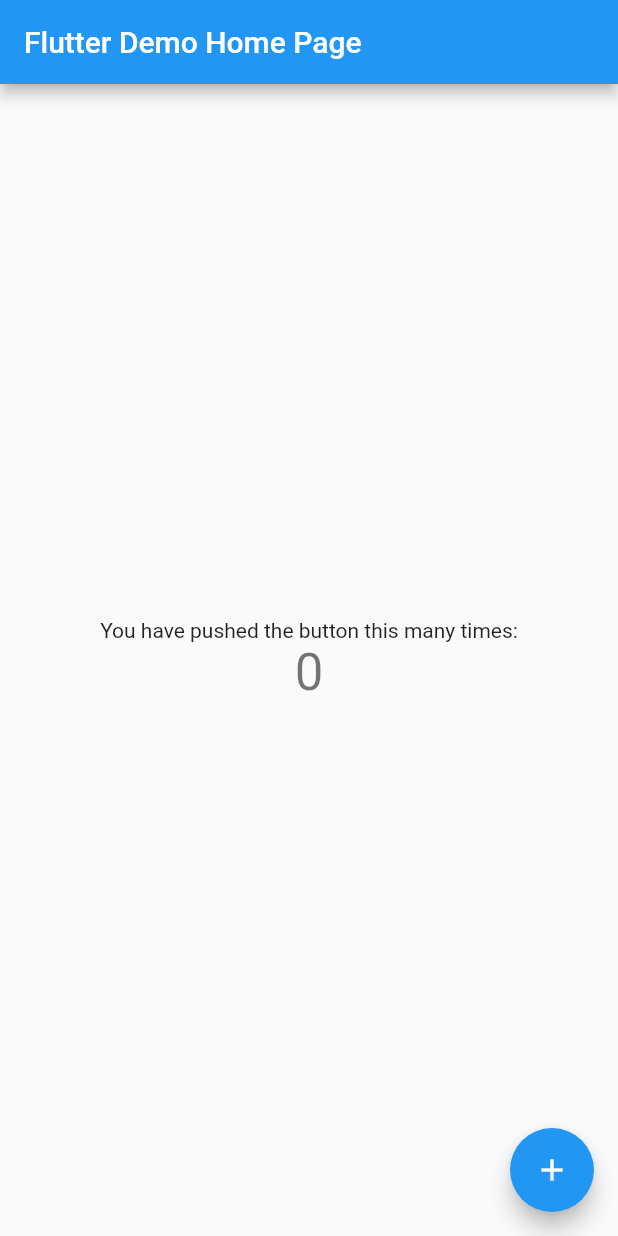
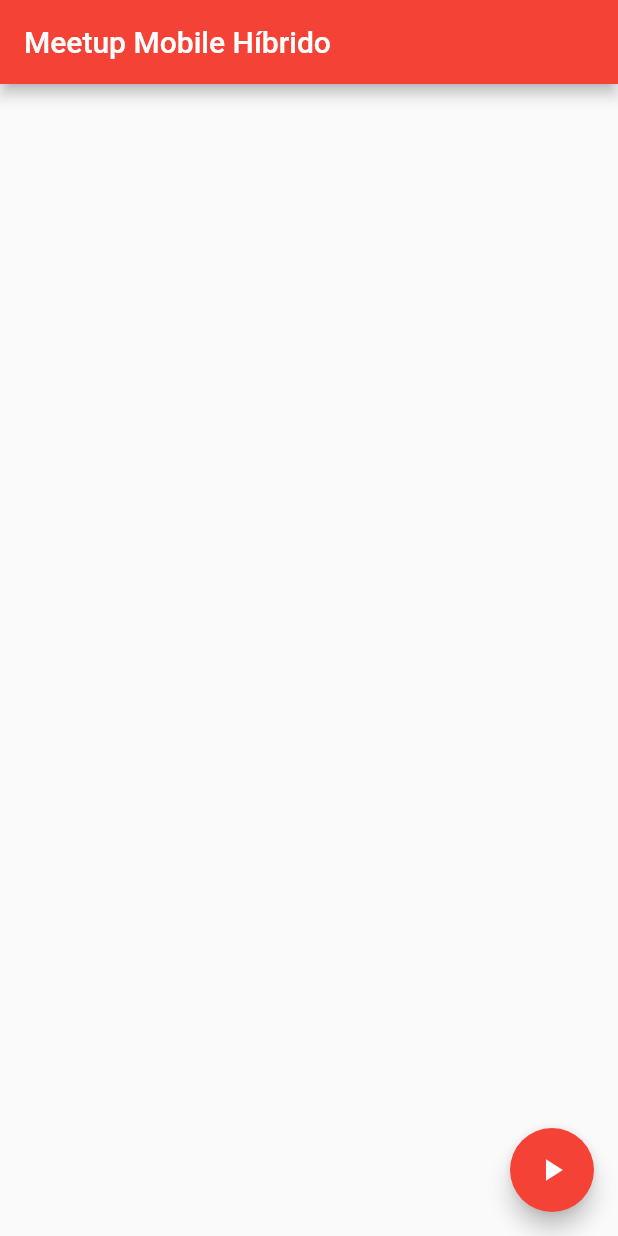
Before and after one commit to Leocardoso94/meetup_mobile_hibrido, a Flutter app: the screen it shows after launch, on a phone screen of 412 x 824 dp. Run offline on Flutter 3.47's test engine with Material 2 defaults, Android fonts, the phone set to English and light mode, and no system bars; network calls fail.

Commit message:
adding ui

```diff
--- /dev/null
+++ b/lib/home_page.dart
@@ -0,0 +1,84 @@
+import 'dart:math';
+
+import 'package:flutter/material.dart';
+import 'package:meetup_hibrido/models/member.dart';
+import 'package:meetup_hibrido/services/requests/member_request.dart';
+import 'package:meetup_hibrido/winner_page.dart';
+
+import 'member_card.dart';
+
+class HomePage extends StatefulWidget {
+  HomePage({Key key, this.title}) : super(key: key);
+
+  final String title;
+
+  @override
+  _HomePageState createState() => _HomePageState();
+}
+
+class _HomePageState extends State<HomePage> {
+  List<Member> members = [];
+  bool _loading = false;
+
+  @override
+  void initState() {
+    MemberRequest.getMembers().then((membersResponse) {
+      setState(() {
+        members = membersResponse;
+      });
+    });
+    super.initState();
+  }
+
+  void _selectWinner() async {
+    if (_loading) return;
+
+    setState(() {
+      _loading = true;
+    });
+
+    Random random = new Random();
+    int randomIndex = random.nextInt(members.length);
+
+    Member winner = members[randomIndex];
+
+    await Future.delayed(Duration(seconds: 1));
+
+    Navigator.push<dynamic>(
+      context,
+      MaterialPageRoute<dynamic>(builder: (BuildContext context) {
+        return WinnerPage(
+          member: winner,
+        );
+      }),
+    );
+
+    setState(() {
+      _loading = false;
+    });
+  }
+
+  @override
+  Widget build(BuildContext context) {
+    return Scaffold(
+      appBar: AppBar(
+        title: Text(widget.title),
+      ),
+      body: ListView.builder(
+        itemCount: members.length,
+        itemBuilder: (BuildContext context, int index) {
+          return MemberCard(
+            member: members[index],
+          );
+        },
+      ),
+      floatingActionButton: FloatingActionButton(
+        onPressed: _selectWinner,
+        tooltip: 'Sortear!',
+        child: _loading
+            ? CircularProgressIndicator(backgroundColor: Colors.white)
+            : Icon(Icons.play_arrow),
+      ),
+    );
+  }
+}
--- a/lib/main.dart
+++ b/lib/main.dart
@@ -1,4 +1,5 @@
 import 'package:flutter/material.dart';
+import 'package:meetup_hibrido/home_page.dart';
 
 void main() => runApp(MyApp());
 
@@ -8,56 +9,9 @@ class MyApp extends StatelessWidget {
     return MaterialApp(
       title: 'Flutter Demo',
       theme: ThemeData(
-        primarySwatch: Colors.blue,
+        primarySwatch: Colors.red,
       ),
-      home: MyHomePage(title: 'Flutter Demo Home Page'),
+      home: HomePage(title: 'Meetup Mobile Híbrido'),
     );
   }
 }
-
-class MyHomePage extends StatefulWidget {
-  MyHomePage({Key key, this.title}) : super(key: key);
-
-  final String title;
-
-  @override
-  _MyHomePageState createState() => _MyHomePageState();
-}
-
-class _MyHomePageState extends State<MyHomePage> {
-  int _counter = 0;
-
-  void _incrementCounter() {
-    setState(() {
-      _counter++;
-    });
-  }
-
-  @override
-  Widget build(BuildContext context) {
-    return Scaffold(
-      appBar: AppBar(
-        title: Text(widget.title),
-      ),
-      body: Center(
-        child: Column(
-          mainAxisAlignment: MainAxisAlignment.center,
-          children: <Widget>[
-            Text(
-              'You have pushed the button this many times:',
-            ),
-            Text(
-              '$_counter',
-              style: Theme.of(context).textTheme.display1,
-            ),
-          ],
-        ),
-      ),
-      floatingActionButton: FloatingActionButton(
-        onPressed: _incrementCounter,
-        tooltip: 'Increment',
-        child: Icon(Icons.add),
-      ),
-    );
-  }
-}
--- a/lib/models/member.dart
+++ b/lib/models/member.dart
@@ -9,8 +9,9 @@ class Member {
 
   factory Member.fromJson(Map<String, dynamic> json) {
     String name = json['member']['name'];
-    String thumbLink = '';
-    String highresLink = '';
+    String thumbLink =
+        'https://www.codemate.com/wp-content/uploads/2016/02/flutter-logo-round.png';
+    String highresLink = thumbLink;
 
     if (json['member']['photo'] != null) {
       thumbLink = json['member']['photo']['thumb_link'];
```
Also changed, not shown: lib/member_card.dart (added, +41 -0 lines), lib/winner_page.dart (added, +41 -0 lines).
